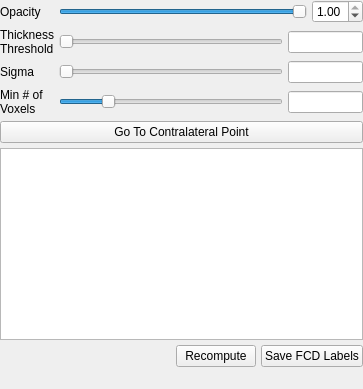
Before: the Qt Designer form freeview/PanelFCD.ui in freesurfer/freesurfer, drawn with Qt 5.
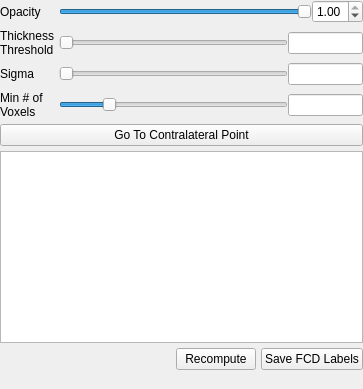
After: the same form once the commit is applied.

Diff of the .ui file:
```diff
--- a/freeview/PanelFCD.ui
+++ b/freeview/PanelFCD.ui
@@ -47,7 +47,7 @@
     <item>
      <layout class="QGridLayout" name="gridLayout">
       <property name="verticalSpacing">
-       <number>5</number>
+       <number>6</number>
       </property>
       <item row="0" column="0">
        <widget class="QLabel" name="label">
```
